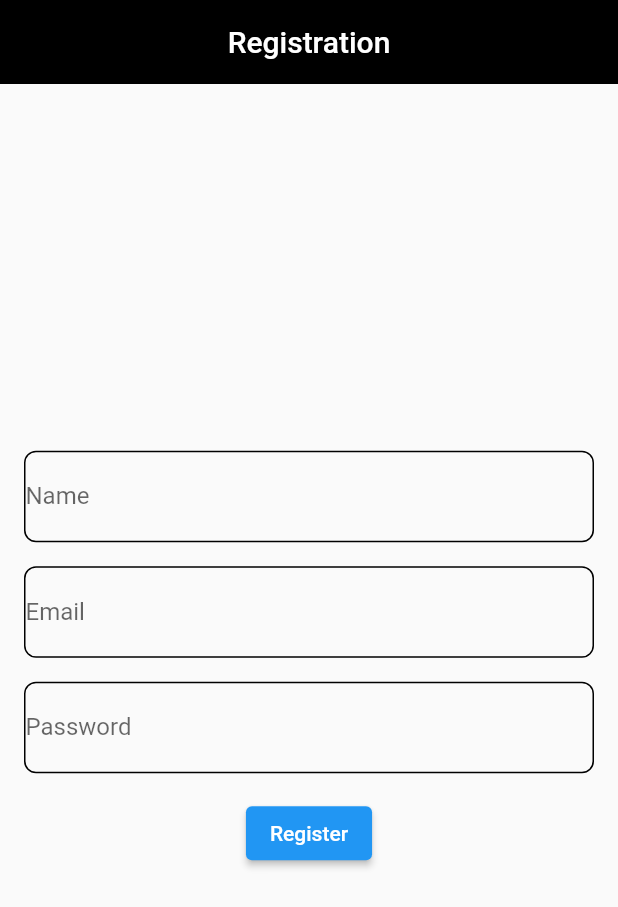
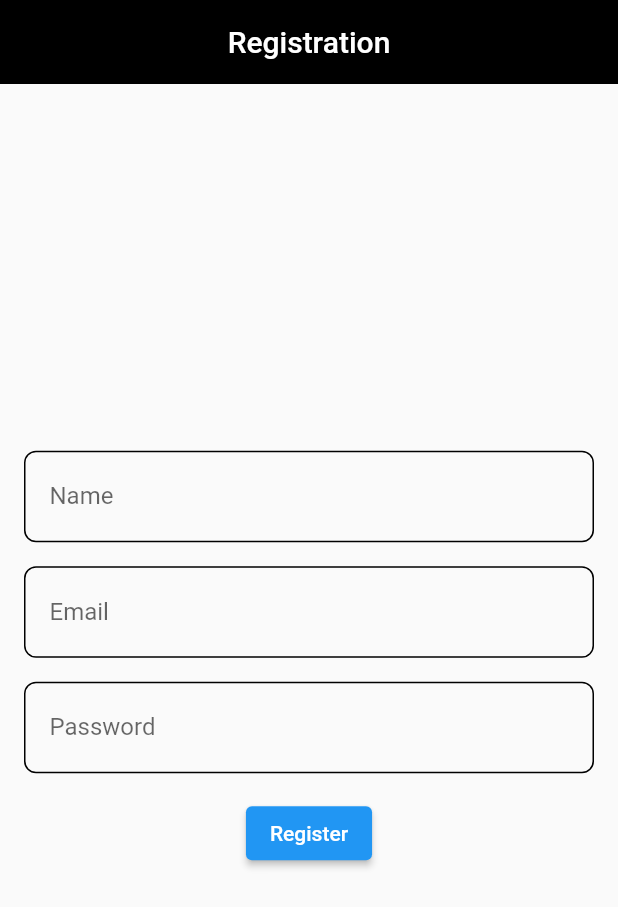
Before and after one commit to Reagandennis/bet2, a Flutter app: the screen it shows after launch, on a phone screen of 412 x 824 dp. Shown: the top 907 px of the screen. Run offline on Flutter 3.47's test engine with Material 2 defaults, Android fonts, the light colour scheme and no system bars.

Commit message:
updated the text fields

```diff
--- a/lib/auth/register.dart
+++ b/lib/auth/register.dart
@@ -46,6 +46,7 @@ class _RegistrationScreenState extends State<RegistrationScreen> {
                   controller: _nameController,
                   decoration: InputDecoration(
                     labelText: 'Name',
+                     contentPadding: EdgeInsets.symmetric(horizontal: 16.0, vertical: 12.0), // Add padding here
                     border: InputBorder.none, // Remove TextField's default border
                   ),
                 ),
@@ -60,6 +61,7 @@ class _RegistrationScreenState extends State<RegistrationScreen> {
                   controller: _emailController,
                   decoration: InputDecoration(
                     labelText: 'Email',
+                     contentPadding: EdgeInsets.symmetric(horizontal: 16.0, vertical: 12.0), // Add padding here
                     border: InputBorder.none, // Remove TextField's default border
                   ),),
               ),
@@ -73,6 +75,7 @@ class _RegistrationScreenState extends State<RegistrationScreen> {
                   controller: _passwordController,
                   decoration: InputDecoration(
                     labelText: 'Password',
+                     contentPadding: EdgeInsets.symmetric(horizontal: 16.0, vertical: 12.0), // Add padding here
                     border: InputBorder.none,
                   ),
                 ),
```
